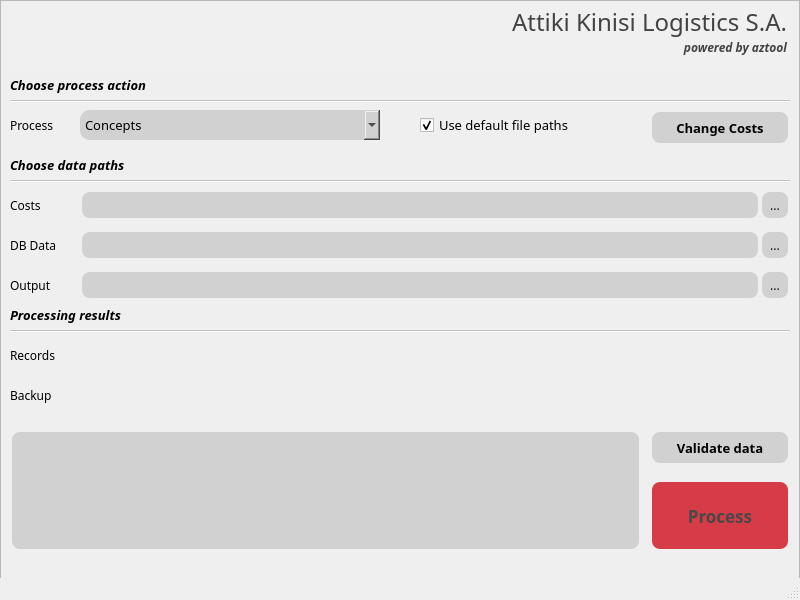
This is gui/ui_resources/aztool_akl_gui.ui in kosazna/atakl as Qt 5 draws it before an edit. The edited form follows.
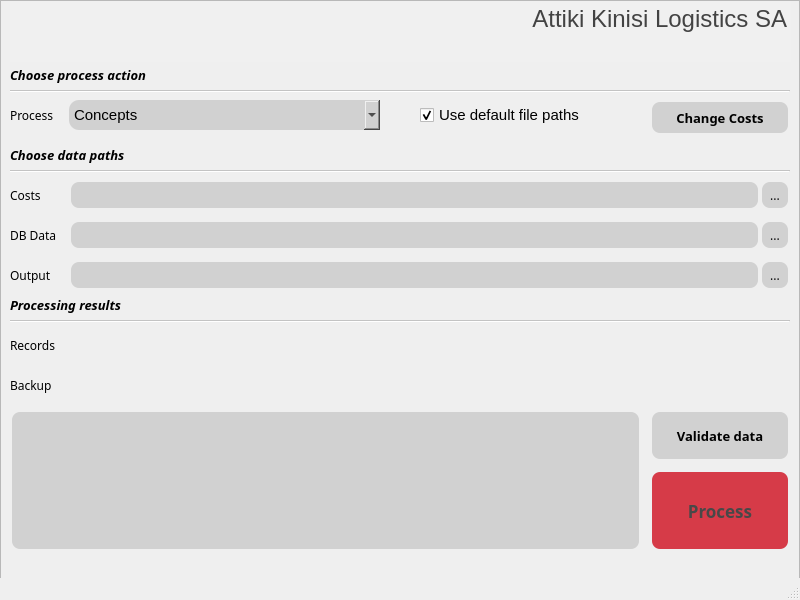
This is the edited form.

The edit to the form file:
```diff
--- a/gui/ui_resources/aztool_akl_gui.ui
+++ b/gui/ui_resources/aztool_akl_gui.ui
@@ -80,15 +80,6 @@
          </color>
         </brush>
        </colorrole>
-       <colorrole role="PlaceholderText">
-        <brush brushstyle="SolidPattern">
-         <color alpha="128">
-          <red>0</red>
-          <green>0</green>
-          <blue>0</blue>
-         </color>
-        </brush>
-       </colorrole>
       </active>
       <inactive>
        <colorrole role="WindowText">
@@ -145,15 +136,6 @@
          </color>
         </brush>
        </colorrole>
-       <colorrole role="PlaceholderText">
-        <brush brushstyle="SolidPattern">
-         <color alpha="128">
-          <red>0</red>
-          <green>0</green>
-          <blue>0</blue>
-         </color>
-        </brush>
-       </colorrole>
       </inactive>
       <disabled>
        <colorrole role="WindowText">
@@ -210,15 +192,6 @@
          </color>
         </brush>
        </colorrole>
-       <colorrole role="PlaceholderText">
-        <brush brushstyle="SolidPattern">
-         <color alpha="128">
-          <red>0</red>
-          <green>0</green>
-          <blue>0</blue>
-         </color>
-        </brush>
-       </colorrole>
       </disabled>
      </palette>
     </property>
@@ -241,7 +214,7 @@
      <property name="geometry">
       <rect>
        <x>10</x>
-       <y>110</y>
+       <y>100</y>
        <width>60</width>
        <height>30</height>
       </rect>
@@ -254,7 +227,7 @@
      <property name="geometry">
       <rect>
        <x>10</x>
-       <y>190</y>
+       <y>180</y>
        <width>60</width>
        <height>30</height>
       </rect>
@@ -267,7 +240,7 @@
      <property name="geometry">
       <rect>
        <x>10</x>
-       <y>230</y>
+       <y>220</y>
        <width>60</width>
        <height>30</height>
       </rect>
@@ -280,7 +253,7 @@
      <property name="geometry">
       <rect>
        <x>10</x>
-       <y>340</y>
+       <y>330</y>
        <width>60</width>
        <height>30</height>
       </rect>
@@ -293,7 +266,7 @@
      <property name="geometry">
       <rect>
        <x>10</x>
-       <y>380</y>
+       <y>370</y>
        <width>60</width>
        <height>30</height>
       </rect>
@@ -306,7 +279,7 @@
      <property name="geometry">
       <rect>
        <x>10</x>
-       <y>150</y>
+       <y>140</y>
        <width>200</width>
        <height>30</height>
       </rect>
@@ -328,7 +301,7 @@
      <property name="geometry">
       <rect>
        <x>10</x>
-       <y>70</y>
+       <y>60</y>
        <width>200</width>
        <height>30</height>
       </rect>
@@ -350,7 +323,7 @@
      <property name="geometry">
       <rect>
        <x>10</x>
-       <y>300</y>
+       <y>290</y>
        <width>200</width>
        <height>30</height>
       </rect>
@@ -372,7 +345,7 @@
      <property name="geometry">
       <rect>
        <x>10</x>
-       <y>100</y>
+       <y>90</y>
        <width>780</width>
        <height>3</height>
       </rect>
@@ -385,7 +358,7 @@
      <property name="geometry">
       <rect>
        <x>10</x>
-       <y>180</y>
+       <y>170</y>
        <width>780</width>
        <height>3</height>
       </rect>
@@ -398,7 +371,7 @@
      <property name="geometry">
       <rect>
        <x>10</x>
-       <y>330</y>
+       <y>320</y>
        <width>780</width>
        <height>3</height>
       </rect>
@@ -410,16 +383,16 @@
     <widget class="QComboBox" name="process_list">
      <property name="geometry">
       <rect>
-       <x>80</x>
-       <y>110</y>
-       <width>300</width>
+       <x>69</x>
+       <y>100</y>
+       <width>311</width>
        <height>30</height>
       </rect>
      </property>
      <property name="font">
       <font>
-       <family>Century Gothic</family>
-       <pointsize>10</pointsize>
+       <family>Segoe UI</family>
+       <pointsize>11</pointsize>
       </font>
      </property>
      <property name="styleSheet">
@@ -454,9 +427,9 @@
      <property name="geometry">
       <rect>
        <x>650</x>
-       <y>480</y>
+       <y>470</y>
        <width>140</width>
-       <height>71</height>
+       <height>81</height>
       </rect>
      </property>
      <property name="font">
@@ -495,7 +468,7 @@
      <property name="geometry">
       <rect>
        <x>650</x>
-       <y>110</y>
+       <y>100</y>
        <width>140</width>
        <height>35</height>
       </rect>
@@ -522,15 +495,15 @@
     <widget class="QLineEdit" name="text_costs">
      <property name="geometry">
       <rect>
-       <x>80</x>
-       <y>190</y>
-       <width>680</width>
+       <x>69</x>
+       <y>180</y>
+       <width>691</width>
        <height>30</height>
       </rect>
      </property>
      <property name="font">
       <font>
-       <family>Century Gothic</family>
+       <family>Segoe UI</family>
        <pointsize>9</pointsize>
       </font>
      </property>
@@ -548,15 +521,15 @@
     <widget class="QLineEdit" name="text_db_data">
      <property name="geometry">
       <rect>
-       <x>80</x>
-       <y>230</y>
-       <width>680</width>
+       <x>69</x>
+       <y>220</y>
+       <width>691</width>
        <height>30</height>
       </rect>
      </property>
      <property name="font">
       <font>
-       <family>Century Gothic</family>
+       <family>Segoe UI</family>
        <pointsize>9</pointsize>
       </font>
      </property>
@@ -571,18 +544,18 @@
     <widget class="QLabel" name="text_records">
      <property name="geometry">
       <rect>
-       <x>80</x>
-       <y>340</y>
-       <width>700</width>
+       <x>69</x>
+       <y>330</y>
+       <width>711</width>
        <height>30</height>
       </rect>
      </property>
      <property name="font">
       <font>
-       <family>Century Gothic</family>
+       <family>Segoe UI</family>
        <pointsize>9</pointsize>
-       <weight>75</weight>
-       <bold>true</bold>
+       <weight>50</weight>
+       <bold>false</bold>
       </font>
      </property>
      <property name="text">
@@ -592,18 +565,18 @@
     <widget class="QLabel" name="text_backup">
      <property name="geometry">
       <rect>
-       <x>80</x>
-       <y>380</y>
-       <width>700</width>
+       <x>69</x>
+       <y>370</y>
+       <width>711</width>
        <height>30</height>
       </rect>
      </property>
      <property name="font">
       <font>
-       <family>Century Gothic</family>
-       <pointsize>8</pointsize>
-       <weight>75</weight>
-       <bold>true</bold>
+       <family>Segoe UI</family>
+       <pointsize>9</pointsize>
+       <weight>50</weight>
+       <bold>false</bold>
       </font>
      </property>
      <property name="text">
@@ -616,7 +589,7 @@
        <x>10</x>
        <y>1</y>
        <width>781</width>
-       <height>71</height>
+       <height>61</height>
       </rect>
      </property>
      <property name="palette">
@@ -656,6 +629,11 @@
        </disabled>
       </palette>
      </property>
+     <property name="font">
+      <font>
+       <family>Segoe UI</family>
+      </font>
+     </property>
      <property name="frameShape">
       <enum>QFrame::NoFrame</enum>
      </property>
@@ -663,16 +641,16 @@
       <string>&lt;!DOCTYPE HTML PUBLIC &quot;-//W3C//DTD HTML 4.0//EN&quot; &quot;http://www.w3.org/TR/REC-html40/strict.dtd&quot;&gt;
 &lt;html&gt;&lt;head&gt;&lt;meta name=&quot;qrichtext&quot; content=&quot;1&quot; /&gt;&lt;style type=&quot;text/css&quot;&gt;
 p, li { white-space: pre-wrap; }
-&lt;/style&gt;&lt;/head&gt;&lt;body style=&quot; font-family:'Century Gothic'; font-size:9pt; font-weight:400; font-style:normal;&quot;&gt;
-&lt;p align=&quot;right&quot; style=&quot; margin-top:0px; margin-bottom:0px; margin-left:0px; margin-right:0px; -qt-block-indent:0; text-indent:0px;&quot;&gt;&lt;span style=&quot; font-size:18pt; color:#434343;&quot;&gt;Attiki Kinisi Logistics S.A.&lt;/span&gt;&lt;/p&gt;
-&lt;p align=&quot;right&quot; style=&quot; margin-top:0px; margin-bottom:0px; margin-left:0px; margin-right:0px; -qt-block-indent:0; text-indent:0px;&quot;&gt;&lt;span style=&quot; font-weight:600; font-style:italic; color:#434343;&quot;&gt;powered by aztool&lt;/span&gt;&lt;/p&gt;&lt;/body&gt;&lt;/html&gt;</string>
+&lt;/style&gt;&lt;/head&gt;&lt;body style=&quot; font-family:'Segoe UI'; font-size:9pt; font-weight:400; font-style:normal;&quot;&gt;
+&lt;p align=&quot;right&quot; style=&quot; margin-top:0px; margin-bottom:0px; margin-left:0px; margin-right:0px; -qt-block-indent:0; text-indent:0px;&quot;&gt;&lt;span style=&quot; font-family:'Century Gothic'; font-size:18pt; color:#434343;&quot;&gt;Attiki Kinisi Logistics SA&lt;/span&gt;&lt;/p&gt;
+&lt;p align=&quot;right&quot; style=&quot;-qt-paragraph-type:empty; margin-top:0px; margin-bottom:0px; margin-left:0px; margin-right:0px; -qt-block-indent:0; text-indent:0px; font-family:'Century Gothic';&quot;&gt;&lt;br /&gt;&lt;/p&gt;&lt;/body&gt;&lt;/html&gt;</string>
      </property>
     </widget>
     <widget class="QToolButton" name="browse_costs">
      <property name="geometry">
       <rect>
        <x>760</x>
-       <y>190</y>
+       <y>180</y>
        <width>30</width>
        <height>30</height>
       </rect>
@@ -692,7 +670,7 @@
      <property name="geometry">
       <rect>
        <x>760</x>
-       <y>230</y>
+       <y>220</y>
        <width>30</width>
        <height>30</height>
       </rect>
@@ -712,15 +690,15 @@
      <property name="geometry">
       <rect>
        <x>10</x>
-       <y>430</y>
+       <y>410</y>
        <width>631</width>
-       <height>121</height>
+       <height>141</height>
       </rect>
      </property>
      <property name="font">
       <font>
-       <family>Century Gothic</family>
-       <pointsize>9</pointsize>
+       <family>Segoe UI</family>
+       <pointsize>10</pointsize>
       </font>
      </property>
      <property name="styleSheet">
@@ -735,15 +713,15 @@
      <property name="geometry">
       <rect>
        <x>420</x>
-       <y>110</y>
+       <y>100</y>
        <width>201</width>
        <height>30</height>
       </rect>
      </property>
      <property name="font">
       <font>
-       <family>Century Gothic</family>
-       <pointsize>10</pointsize>
+       <family>Segoe UI</family>
+       <pointsize>11</pointsize>
       </font>
      </property>
      <property name="autoFillBackground">
@@ -766,7 +744,7 @@
      <property name="geometry">
       <rect>
        <x>10</x>
-       <y>270</y>
+       <y>260</y>
        <width>60</width>
        <height>30</height>
       </rect>
@@ -778,15 +756,15 @@
     <widget class="QLineEdit" name="text_output">
      <property name="geometry">
       <rect>
-       <x>80</x>
-       <y>270</y>
-       <width>680</width>
+       <x>69</x>
+       <y>260</y>
+       <width>691</width>
        <height>30</height>
       </rect>
      </property>
      <property name="font">
       <font>
-       <family>Century Gothic</family>
+       <family>Segoe UI</family>
        <pointsize>9</pointsize>
       </font>
      </property>
@@ -802,7 +780,7 @@
      <property name="geometry">
       <rect>
        <x>760</x>
-       <y>270</y>
+       <y>260</y>
        <width>30</width>
        <height>30</height>
       </rect>
@@ -822,9 +800,9 @@
      <property name="geometry">
       <rect>
        <x>650</x>
-       <y>430</y>
+       <y>410</y>
        <width>140</width>
-       <height>35</height>
+       <height>51</height>
       </rect>
      </property>
      <property name="font">
```
Left out of the diff: 2 changed lines with no effect on the pictures.
